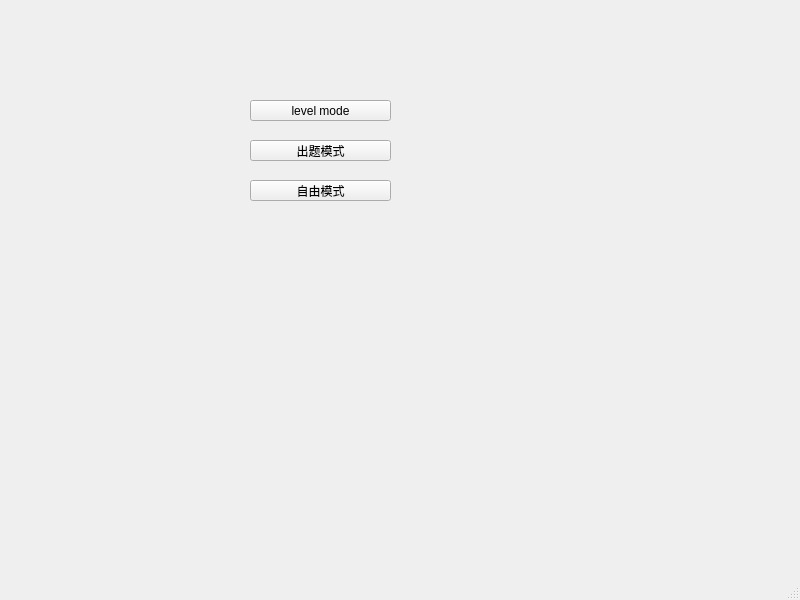
First picture: the form in mainwindow.ui, repository kaleidoscope416/tbqk, before the edit.
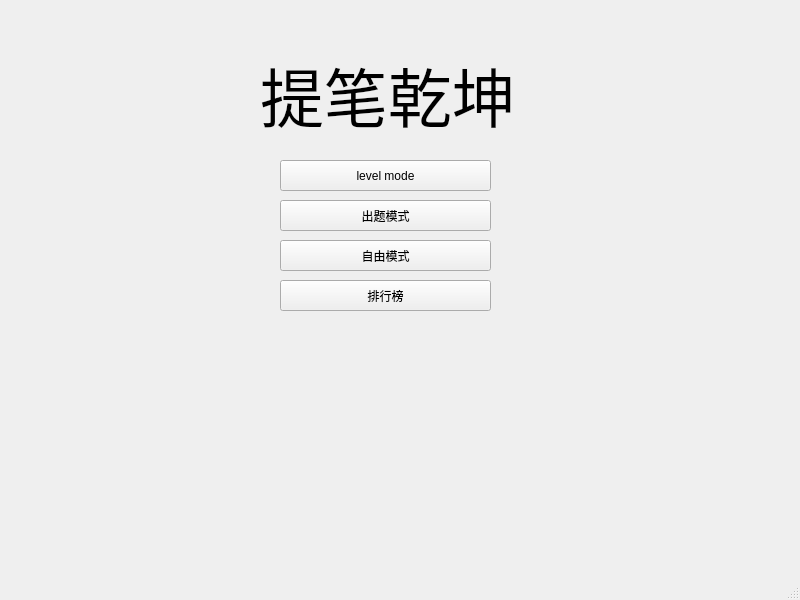
Second picture: the form after the edit.

Commit message: feat：加入排行榜

```diff
--- a/mainwindow.ui
+++ b/mainwindow.ui
@@ -17,10 +17,10 @@
    <widget class="QPushButton" name="levelmode">
     <property name="geometry">
      <rect>
-      <x>250</x>
-      <y>100</y>
-      <width>141</width>
-      <height>21</height>
+      <x>280</x>
+      <y>160</y>
+      <width>211</width>
+      <height>31</height>
      </rect>
     </property>
     <property name="text">
@@ -30,10 +30,10 @@
    <widget class="QPushButton" name="pushButton">
     <property name="geometry">
      <rect>
-      <x>250</x>
-      <y>140</y>
-      <width>141</width>
-      <height>21</height>
+      <x>280</x>
+      <y>200</y>
+      <width>211</width>
+      <height>31</height>
      </rect>
     </property>
     <property name="text">
@@ -43,16 +43,42 @@
    <widget class="QPushButton" name="pushButton_2">
     <property name="geometry">
      <rect>
-      <x>250</x>
-      <y>180</y>
-      <width>141</width>
-      <height>21</height>
+      <x>280</x>
+      <y>240</y>
+      <width>211</width>
+      <height>31</height>
      </rect>
     </property>
     <property name="text">
      <string>自由模式</string>
     </property>
    </widget>
+   <widget class="QPushButton" name="pushButton_3">
+    <property name="geometry">
+     <rect>
+      <x>280</x>
+      <y>280</y>
+      <width>211</width>
+      <height>31</height>
+     </rect>
+    </property>
+    <property name="text">
+     <string>排行榜</string>
+    </property>
+   </widget>
+   <widget class="QLabel" name="label">
+    <property name="geometry">
+     <rect>
+      <x>260</x>
+      <y>40</y>
+      <width>261</width>
+      <height>111</height>
+     </rect>
+    </property>
+    <property name="text">
+     <string>&lt;html&gt;&lt;head/&gt;&lt;body&gt;&lt;p&gt;&lt;span style=&quot; font-size:48pt;&quot;&gt;提笔乾坤&lt;/span&gt;&lt;/p&gt;&lt;/body&gt;&lt;/html&gt;</string>
+    </property>
+   </widget>
   </widget>
   <widget class="QMenuBar" name="menubar">
    <property name="geometry">
```
Left out of the diff: 2 changed lines with no effect on the pictures. The commit also changes 13 other files.
